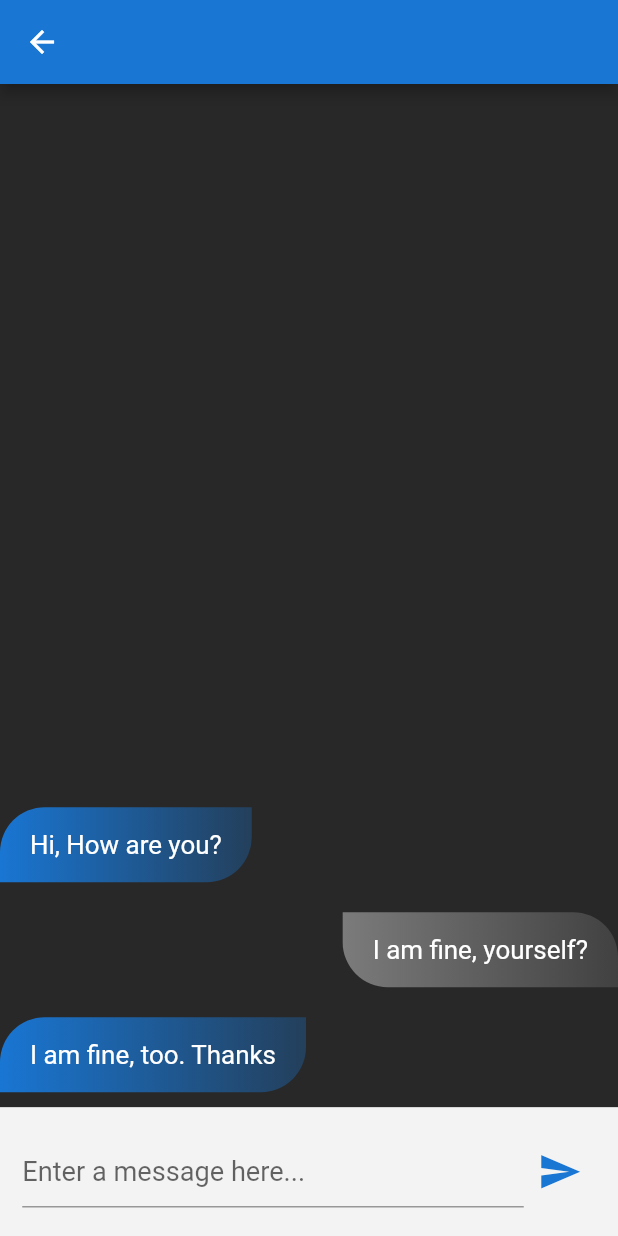
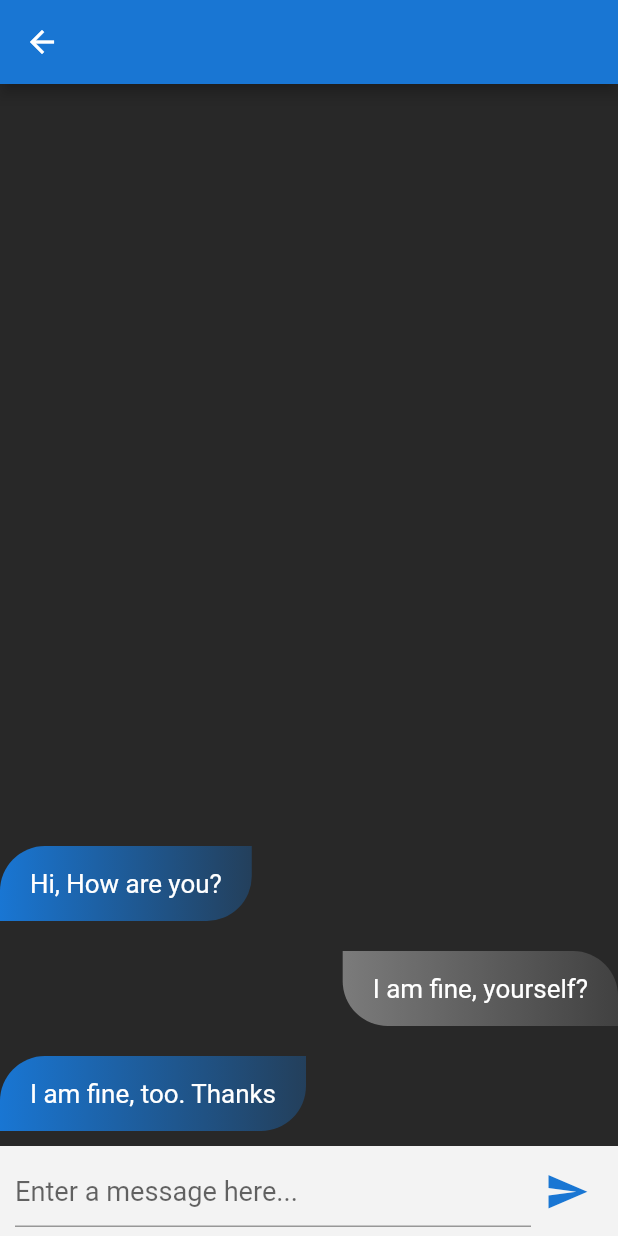
Before and after one commit to bernie-007/flutterapps, a Flutter app: the ChatPage screen opened directly with empty values, on a phone screen of 412 x 824 dp. Run offline on Flutter 3.47's test engine with Material 2 defaults, Android fonts, the phone set to English and light mode, and no system bars; our stand-ins replace cloud_firestore, firebase_auth, shared_preferences; missing offline and left inert: snack; accounts and stored records are empty.

Commit message:
20200228cmt

```diff
--- a/lib/pages/chat_page.dart
+++ b/lib/pages/chat_page.dart
@@ -39,7 +39,15 @@ class _ChatPageState extends State<ChatPage> {
           ),
         ),
       ),
-      body: ListView.builder(
+      body: GestureDetector(
+        onTap: () => FocusScope.of(context).unfocus(),
+        child: Column(
+          children: <Widget>[
+            Expanded(
+              child: Container(
+                width: width,
+                height: height - 140,
+                child: ListView.builder(
                   itemCount: messages.length,
                   reverse: true,
                   itemBuilder: (context, index) {
@@ -47,13 +55,19 @@ class _ChatPageState extends State<ChatPage> {
                     return messageList(context, message);
                   },
                 ),
-      bottomNavigationBar: composerForm(),
+              ),
+            ),
+            composerForm(),
+          ],
+        ),
+      ),
     );
   }
 
   Widget composerForm() {
     return Container(
-      padding: EdgeInsets.symmetric(horizontal: width * 0.036, vertical: height * 0.023),
+      padding: EdgeInsets.symmetric(horizontal: 10),
+      height: 60,
       width: width,
       color: appColors.lightColor,
       child: Row(
--- a/lib/pages/signin_page.dart
+++ b/lib/pages/signin_page.dart
@@ -48,7 +48,6 @@ class _SigninPageState extends State<SigninPage> {
                 ),
               ),
               Container(
-                height: height * 2 / 3,
                 width: width,
                 padding: EdgeInsets.symmetric(horizontal: width / 8),
                 decoration: BoxDecoration(
@@ -235,6 +234,7 @@ class _SigninPageState extends State<SigninPage> {
                         ),
                       ),
                     ),
+                    SizedBox(height: 10),
                   ],
                 )
               )
--- a/lib/pages/splash_page.dart
+++ b/lib/pages/splash_page.dart
@@ -61,6 +61,5 @@ class _SplashPageState extends State<SplashPage> {
         Navigator.pushReplacementNamed(context, '/Home');
       }
     }
-    await prefs.clear();
   }
 }
```
Also changed, not shown: lib/pages/home_page.dart (+20 -10 lines), lib/pages/signup_page.dart (+5 -5 lines). Lines whose indentation alone changed are shown as unchanged.
